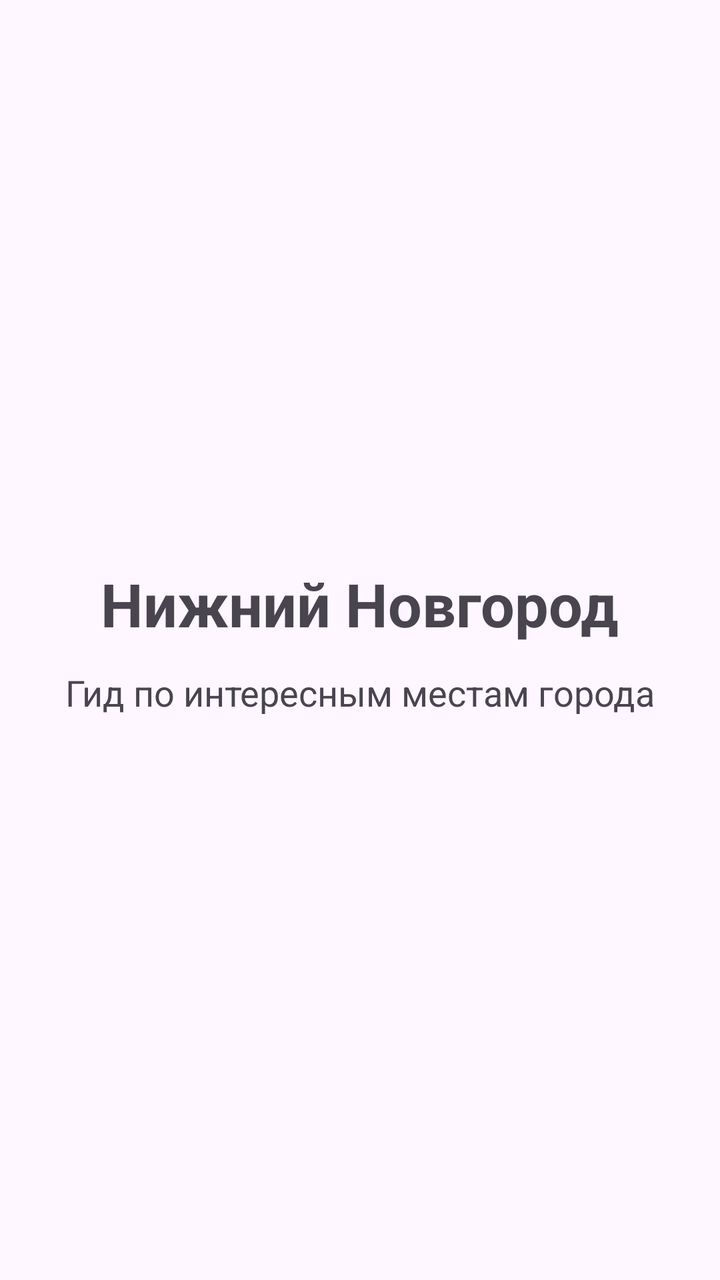
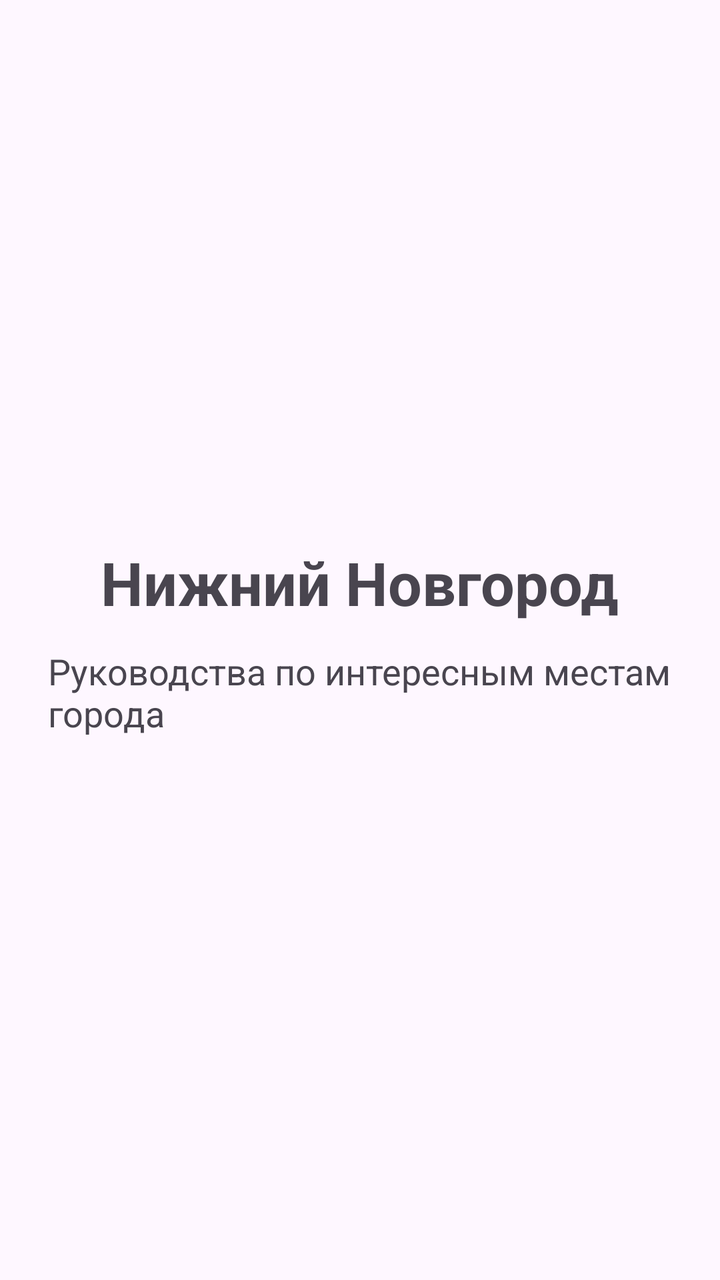

An Android layout rendered at two revisions. The XML below is the earlier revision; the diff shows what the commit changed to produce the second picture.
<!-- AndroidManifest.xml: application theme Theme.CityGuide -->
<!-- res/layout/fragment_home.xml -->
<?xml version="1.0" encoding="utf-8"?>
<LinearLayout
    xmlns:android="http://schemas.android.com/apk/res/android"
    android:layout_width="match_parent"
    android:layout_height="match_parent"
    android:gravity="center"
    android:orientation="vertical"
    android:padding="24dp">

    <TextView
        android:layout_width="wrap_content"
        android:layout_height="wrap_content"
        android:text="Нижний Новгород"
        android:textSize="30sp"
        android:textStyle="bold"/>

    <TextView
        android:layout_width="wrap_content"
        android:layout_height="wrap_content"
        android:text="Гид по интересным местам города"
        android:textSize="18sp"
        android:paddingTop="12dp"/>

</LinearLayout>
<!-- resources referenced by this layout -->
<resources>
  <style name="Theme.CityGuide" parent="Theme.Material3.DayNight.NoActionBar" />
</resources>

<!-- the commit's change to res/layout/fragment_home.xml (unified diff, before → after) -->
@@ -10,14 +10,14 @@
     <TextView
         android:layout_width="wrap_content"
         android:layout_height="wrap_content"
-        android:text="Нижний Новгород"
+        android:text="@string/home_title"
         android:textSize="30sp"
         android:textStyle="bold"/>
 
     <TextView
         android:layout_width="wrap_content"
         android:layout_height="wrap_content"
-        android:text="Гид по интересным местам города"
+        android:text="@string/home_subtitle"
         android:textSize="18sp"
         android:paddingTop="12dp"/>
 
<!-- resource entries referenced after the edit -->
@@ -1,5 +1,9 @@
 <!-- resources referenced by this layout -->
 <resources>
+  <string name="home_subtitle">
+          Руководства по интересным местам города
+      </string>
+  <string name="home_title">Нижний Новгород</string>
   <style name="Theme.CityGuide" parent="Theme.Material3.DayNight.NoActionBar" />
 </resources>
 
